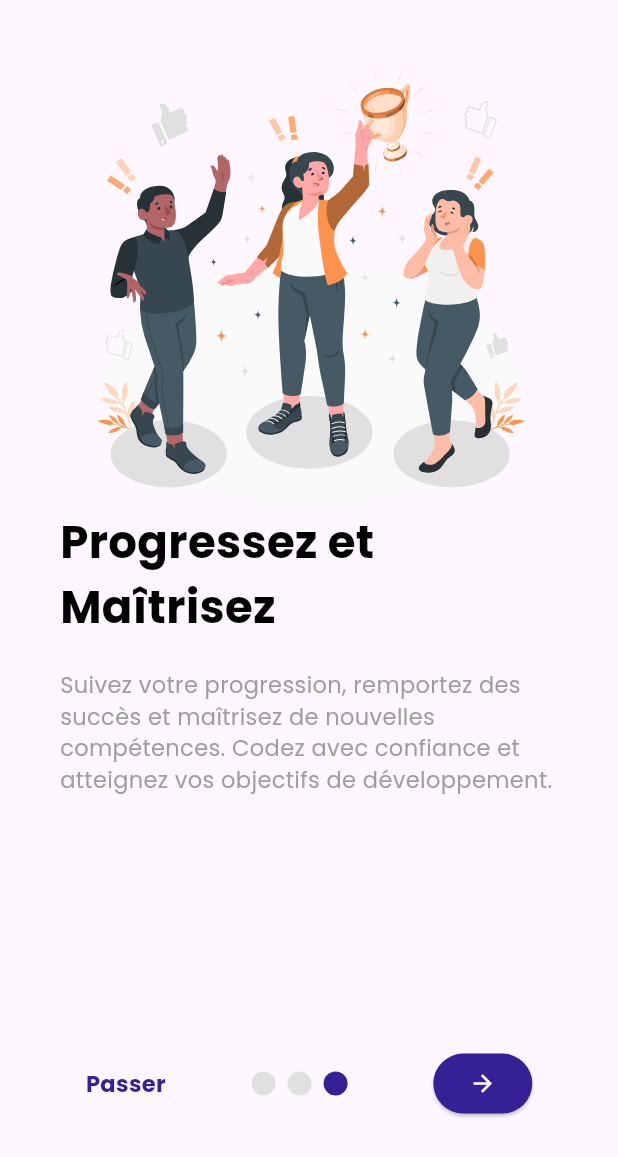
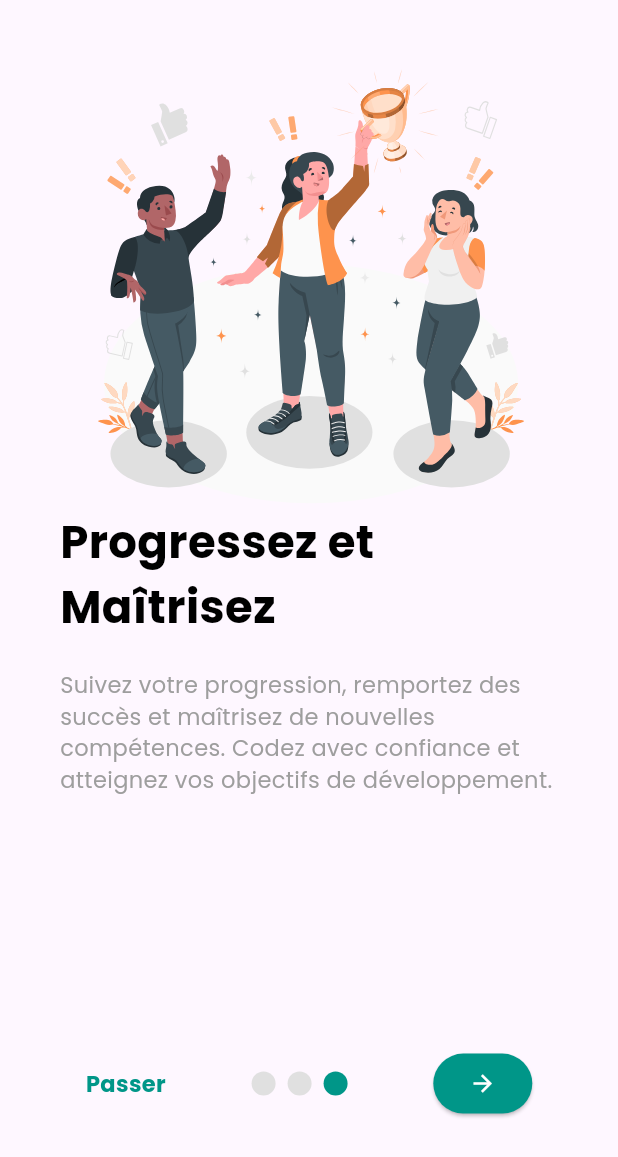
Before and after one commit to Godisouleymane/Nerd-app, a Flutter app: the OnBoardingScreen screen opened by its route, after a tap on "Passer", on a phone screen of 412 x 824 dp. Shown: the top 1157 px of the screen. Run offline on Flutter 3.47's test engine with Material 3 defaults, Android fonts, the phone set to English and light mode, and no system bars; drawn by our look-alikes of smooth_page_indicator; our stand-ins replace cloud_firestore, firebase_auth, firebase_core, flutter_heatmap_calendar, flutter_svg, gap and 4 more; missing offline and left inert: dev_icons; accounts and stored records are empty.

Commit message:
modification de onboarding screen

```diff
--- a/lib/main.dart
+++ b/lib/main.dart
@@ -50,7 +50,7 @@ class MyApp extends StatelessWidget {
       ),
       initialRoute: '/',
       routes: {
-        '/': (context) => const LoginPage(),
+        '/': (context) => const OnBoardingScreen(),
         '/html': (context) => const HTMLView(),
         '/profile':(context) => const ProfileScreen(),
         '/onBoading_screen':(context) => const OnBoardingScreen(),
--- a/lib/views/login.dart
+++ b/lib/views/login.dart
@@ -26,7 +26,7 @@ class LoginPage extends StatelessWidget {
                     shape: BoxShape.circle,
                     boxShadow: [
                       BoxShadow(
-                          blurRadius: 5, color: Colors.black, spreadRadius: 3)
+                          blurRadius: 3, color: Colors.black, spreadRadius: 3)
                     ],
                   ),
                   child: const CircleAvatar(
@@ -38,11 +38,11 @@ class LoginPage extends StatelessWidget {
             ],
           ),
           Positioned(
-            top: MediaQuery.of(context).size.height * 0.4, // Ajustement
+            top: MediaQuery.of(context).size.height * 0.4,
             left: 0,
             right: 0,
             child: Container(
-              height: MediaQuery.of(context).size.height, // Hauteur ajustée
+              height: MediaQuery.of(context).size.height,
               decoration: BoxDecoration(
                 color: Colors.grey.shade200,
                 borderRadius: const BorderRadius.only(
--- a/lib/views/widgets/intro_screen/page1.dart
+++ b/lib/views/widgets/intro_screen/page1.dart
@@ -12,8 +12,8 @@ class introPage1 extends StatelessWidget {
       child: Column(
         children: [
           Container(
-            child: SvgPicture.asset(
-            "assets/programmer-animate.svg",
+            child: Image.asset(
+            "assets/Programmer.gif",
             width: 300,
             height: 300,
             ),
@@ -21,7 +21,7 @@ class introPage1 extends StatelessWidget {
 
           const Align(
             alignment: Alignment.centerLeft,
-            child: Text("Bienvenue sur codeCrafters.", style:TextStyle(
+            child: Text("Bienvenue sur Nerd.", style:TextStyle(
               fontSize: 30,
               fontWeight: FontWeight.bold,
               color: Colors.black
--- a/lib/views/widgets/intro_screen/page2.dart
+++ b/lib/views/widgets/intro_screen/page2.dart
@@ -11,10 +11,10 @@ class introPage2 extends StatelessWidget {
       child: Column(
         children: [
           Container(
-            child: SvgPicture.asset(
-              "assets/Hand coding-amico.svg",
-              width: 300,
-              height: 300,
+            child: Image.asset(
+              "assets/machine-animation.gif",
+              width: 400,
+              height: 400,
             ),
           ),
           const Align(
--- a/lib/views/widgets/onBoarding_screen.dart
+++ b/lib/views/widgets/onBoarding_screen.dart
@@ -50,22 +50,22 @@ class _OnBoardingScreenState extends State<OnBoardingScreen> {
                   style: TextStyle(
                       fontWeight: FontWeight.bold,
                       fontSize: 15,
-                      color: Color.fromARGB(255, 53, 32, 149)),
+                      color: Colors.teal),
                 ),
               ),
               SmoothPageIndicator(
                   effect: WormEffect(
                       dotColor: Colors.grey.shade300,
-                      activeDotColor: const Color.fromARGB(255, 53, 32, 149)),
+                      activeDotColor: Colors.teal),
                   controller: _controller,
                   count: 3),
               onLastPage
                   ? inLoginProcess
-                      ? Container(child: const CircularProgressIndicator())
+                      ? const CircularProgressIndicator()
                       : ElevatedButton(
                           style: ElevatedButton.styleFrom(
                             backgroundColor:
-                                const Color.fromARGB(255, 53, 32, 149),
+                              Colors.teal,
                           ),
                           onPressed: () => signIn(),
                           child: const Icon(
@@ -83,7 +83,7 @@ class _OnBoardingScreenState extends State<OnBoardingScreen> {
                         style: TextStyle(
                             fontWeight: FontWeight.bold,
                             fontSize: 15,
-                            color: Color.fromARGB(255, 53, 32, 149)),
+                            color: Colors.teal),
                       )),
             ],
           ),
--- a/pubspec.yaml
+++ b/pubspec.yaml
@@ -74,11 +74,12 @@ flutter:
   # To add assets to your application, add an assets section, like this:
   assets:
     - assets/Achievement-amico.svg
-    - assets/Hand coding-amico.svg
-    - assets/programmer-animate.svg
+    - assets/machine-animation.gif
+    - assets/Programmer.gif
     - assets/fullStack.svg
     - assets/logo.webp
     - assets/google.svg
+    - assets/nerd.webp
   #   - images/a_dot_burr.jpeg
   #   - images/a_dot_ham.jpeg
 
```
Also changed, not shown: assets/Hand coding-amico.svg (deleted), assets/Hand coding.gif (added), assets/Programmer.gif (added), assets/nerd.webp (added), assets/programmer-animate.svg (deleted).
